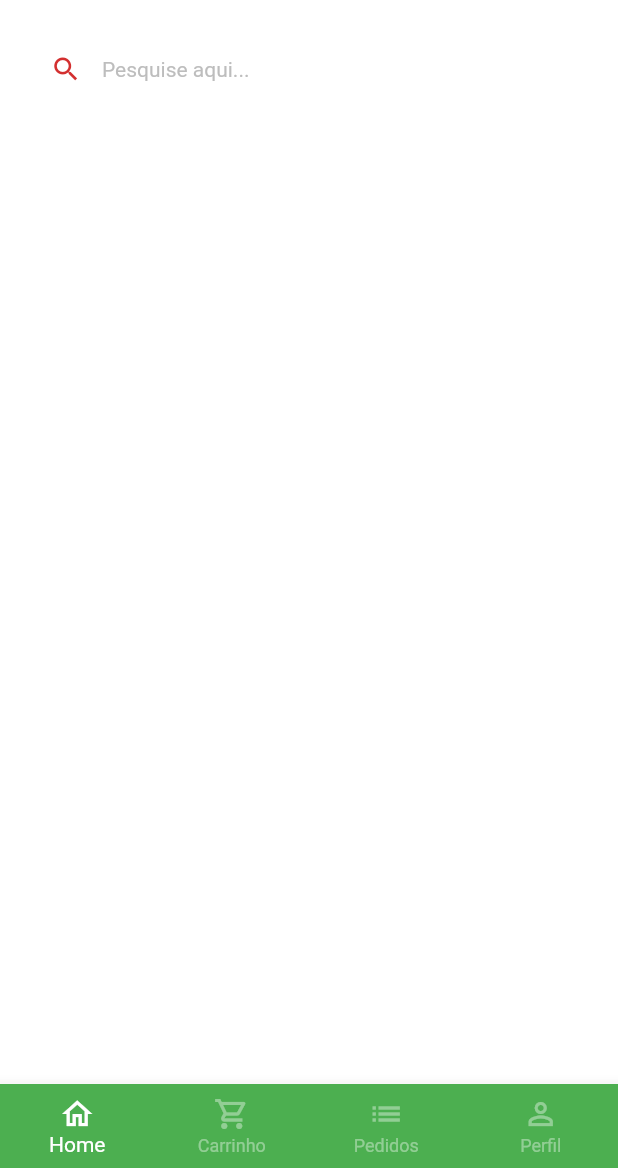
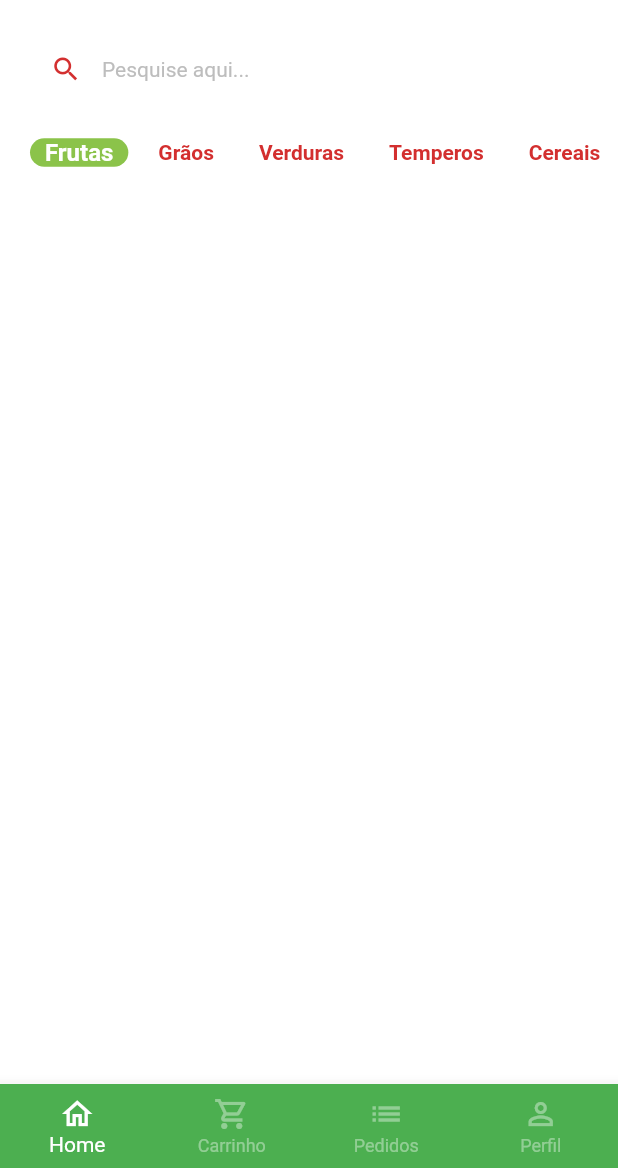
Before and after one commit to caduzinhoo/greengrocer, a Flutter app: the screen it shows after launch, after a tap on "Entrar", on a phone screen of 412 x 824 dp, the part 68-1236 px from its top. Run offline on Flutter 3.47's test engine with Material 3 defaults, Android fonts, the phone set to English and light mode, and no system bars; our stand-ins replace animated_text_kit, mask_text_input_formatter.

Commit message:
sexta atualização

```diff
--- /dev/null
+++ b/lib/src/home/components/category_tile.dart
@@ -0,0 +1,38 @@
+import 'package:flutter/material.dart';
+import 'package:greengrocer/src/config/custom-colors.dart';
+
+class CategoryTile extends StatelessWidget {
+  const CategoryTile({super.key,
+  required this.category,
+  this.isSelected = false,
+  required this.onPressed});
+
+  final String category;
+  final bool isSelected;
+  final VoidCallback onPressed;
+
+
+  @override
+  Widget build(BuildContext context) {
+    return GestureDetector(
+      onTap: onPressed,
+      child: Align(
+        alignment: Alignment.center,
+        child: Container(
+          padding: const EdgeInsets.symmetric(horizontal: 10),
+          decoration: BoxDecoration(borderRadius: BorderRadius.circular(20), color: isSelected ? CustomColors.customSwatchColor : Colors.transparent
+          ),
+
+          child: Text(
+            category,
+            style: TextStyle(
+              color: isSelected ? Colors.white : CustomColors.customContrastColor,
+              fontWeight: FontWeight.bold,
+              fontSize: isSelected ? 16 : 14,
+              ),
+          ),
+        ),
+      ),
+    );
+  }
+}
--- a/lib/src/home/home_tab.dart
+++ b/lib/src/home/home_tab.dart
@@ -1,8 +1,19 @@
 import 'package:flutter/material.dart';
 import 'package:greengrocer/src/config/custom-colors.dart';
+import 'package:greengrocer/src/home/components/category_tile.dart';
 
-class HomeTab extends StatelessWidget {
+class HomeTab extends StatefulWidget {
   const HomeTab({super.key});
+
+  @override
+  State<HomeTab> createState() => _HomeTabState();
+}
+
+class _HomeTabState extends State<HomeTab> {
+  List<String> categories = ['Frutas', 'Grãos', 'Verduras', 'Temperos', 'Cereais',
+  ];
+
+  String  selectedCategory = 'Frutas';
 
   @override
   Widget build(BuildContext context) {
@@ -32,69 +43,69 @@ class HomeTab extends StatelessWidget {
 
         actions: [
           Padding(
-            padding: const EdgeInsets.only(
-              top: 15,
-              right: 15,
-              ),
+            padding: const EdgeInsets.only(top: 15, right: 15),
 
             child: GestureDetector(
               onTap: () {},
 
               child: Badge(
                 backgroundColor: CustomColors.customContrastColor,
-                label: const Text('2',
-                style: TextStyle(
-                  color: Colors.white,
-                  fontSize: 10,
-                  ),
-                 ),
-                child: Icon(Icons.shopping_cart, color: CustomColors.   customSwatchColor),
+                label: const Text('2', style: TextStyle(color: Colors.white, fontSize: 10)),
+                child: Icon(Icons.shopping_cart, color: CustomColors.customSwatchColor),
               ),
             ),
           ),
         ],
       ),
 
-        body: Column(
-          children: [
+      body: Column(
+        children: [
           // Campo de Pesquisa
           Padding(
-            padding: const EdgeInsets.symmetric(
-              horizontal: 20,
-              vertical: 10,
-            ),
+            padding: const EdgeInsets.symmetric(horizontal: 20, vertical: 10),
             child: TextFormField(
               decoration: InputDecoration(
                 filled: true,
                 fillColor: Colors.white,
                 isDense: true,
                 hintText: 'Pesquise aqui...',
-                hintStyle: TextStyle(
-                  color: Colors.grey.shade400,
-                  fontSize: 14,
-
-                ),
-                prefixIcon:
-                  Icon(Icons.search,
-                  color: CustomColors.customContrastColor,
-                  size: 21 ,
-                  ),
+                hintStyle: TextStyle(color: Colors.grey.shade400, fontSize: 14),
+                prefixIcon: Icon(Icons.search, color: CustomColors.customContrastColor, size: 21),
 
                 border: OutlineInputBorder(
                   borderRadius: BorderRadius.circular(60),
-                  borderSide: BorderSide(
-                    width: 0,
-                    style: BorderStyle.none,
-                  ),
+                  borderSide: BorderSide(width: 0, style: BorderStyle.none),
                 ),
               ),
             ),
           ),
+
+
           // Categorias
+          Container(
+            padding: const EdgeInsets.only(left: 20),
+            height: 40,
+            child: ListView.separated(
+              scrollDirection: Axis.horizontal,
 
+              itemBuilder: (_, index) {
+                return CategoryTile(
+                  onPressed: () {
+                    setState(() {
+                      selectedCategory = categories[index];
+                    });
+                  },
+                  category: categories[index],
+                  isSelected: categories[index] == selectedCategory,
+              );
+              },
+              separatorBuilder: (context, index) => SizedBox(width: 10),
+              itemCount: categories.length,
+            ),
+          ),
           // Grid
         ],
       ),
-   );
+    );
   }
 }
```
